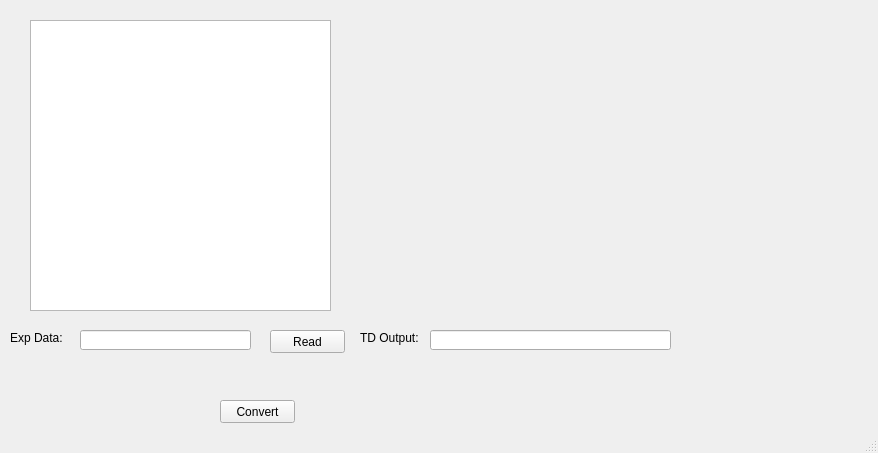
Above: gui/TDUVPlot.ui from BaikgrpKAIST/Midas before the change. Below: the same form after it.
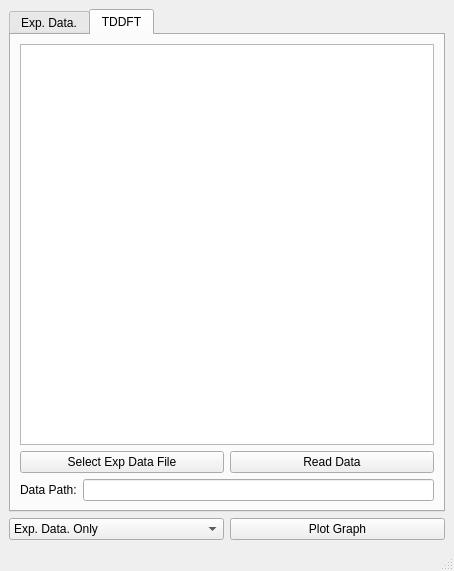
That is the form after the change.

Commit message: TD-plot update

Diff of the .ui file:
```diff
--- a/gui/TDUVPlot.ui
+++ b/gui/TDUVPlot.ui
@@ -6,96 +6,138 @@
    <rect>
     <x>0</x>
     <y>0</y>
-    <width>878</width>
-    <height>453</height>
+    <width>454</width>
+    <height>571</height>
    </rect>
   </property>
   <property name="windowTitle">
    <string>MainWindow</string>
   </property>
   <widget class="QWidget" name="centralwidget">
-   <widget class="QLabel" name="label">
-    <property name="geometry">
-     <rect>
-      <x>10</x>
-      <y>330</y>
-      <width>71</width>
-      <height>16</height>
-     </rect>
-    </property>
-    <property name="text">
-     <string>Exp Data:</string>
-    </property>
-   </widget>
-   <widget class="QLabel" name="label_2">
-    <property name="geometry">
-     <rect>
-      <x>360</x>
-      <y>330</y>
-      <width>71</width>
-      <height>16</height>
-     </rect>
-    </property>
-    <property name="text">
-     <string>TD Output:</string>
-    </property>
-   </widget>
-   <widget class="QLineEdit" name="txtExpDataDir">
-    <property name="geometry">
-     <rect>
-      <x>80</x>
-      <y>330</y>
-      <width>171</width>
-      <height>20</height>
-     </rect>
-    </property>
-   </widget>
-   <widget class="QLineEdit" name="txtTDOutDir">
-    <property name="geometry">
-     <rect>
-      <x>430</x>
-      <y>330</y>
-      <width>241</width>
-      <height>20</height>
-     </rect>
-    </property>
-   </widget>
-   <widget class="QPushButton" name="btnConvert">
-    <property name="geometry">
-     <rect>
-      <x>220</x>
-      <y>400</y>
-      <width>75</width>
-      <height>23</height>
-     </rect>
-    </property>
-    <property name="text">
-     <string>Convert</string>
-    </property>
-   </widget>
-   <widget class="QTableWidget" name="tblExpData">
-    <property name="geometry">
-     <rect>
-      <x>30</x>
-      <y>20</y>
-      <width>301</width>
-      <height>291</height>
-     </rect>
-    </property>
-   </widget>
-   <widget class="QPushButton" name="btnReadExpData">
-    <property name="geometry">
-     <rect>
-      <x>270</x>
-      <y>330</y>
-      <width>75</width>
-      <height>23</height>
-     </rect>
-    </property>
-    <property name="text">
-     <string>Read</string>
-    </property>
-   </widget>
+   <layout class="QGridLayout" name="gridLayout_3">
+    <item row="0" column="0" colspan="2">
+     <widget class="QTabWidget" name="tabWidget">
+      <property name="currentIndex">
+       <number>1</number>
+      </property>
+      <widget class="QWidget" name="widget">
+       <attribute name="title">
+        <string>Exp. Data.</string>
+       </attribute>
+       <layout class="QGridLayout" name="gridLayout">
+        <item row="0" column="0">
+         <widget class="QTableWidget" name="tblExpData"/>
+        </item>
+        <item row="1" column="0">
+         <layout class="QHBoxLayout" name="horizontalLayout">
+          <item>
+           <widget class="QPushButton" name="btnExpDataPath">
+            <property name="text">
+             <string>Select Exp Data File</string>
+            </property>
+           </widget>
+          </item>
+          <item>
+           <widget class="QPushButton" name="btnReadExpData">
+            <property name="text">
+             <string>Read Data</string>
+            </property>
+           </widget>
+          </item>
+         </layout>
+        </item>
+        <item row="2" column="0">
+         <layout class="QHBoxLayout" name="horizontalLayout_2">
+          <item>
+           <widget class="QLabel" name="label">
+            <property name="text">
+             <string>Data Path:</string>
+            </property>
+           </widget>
+          </item>
+          <item>
+           <widget class="QLineEdit" name="txtExpDataDir"/>
+          </item>
+         </layout>
+        </item>
+       </layout>
+      </widget>
+      <widget class="QWidget" name="tab_2">
+       <attribute name="title">
+        <string>TDDFT</string>
+       </attribute>
+       <layout class="QGridLayout" name="gridLayout_2">
+        <item row="0" column="0">
+         <widget class="QTableWidget" name="tblExpData_2"/>
+        </item>
+        <item row="1" column="0">
+         <layout class="QHBoxLayout" name="horizontalLayout_3">
+          <item>
+           <widget class="QPushButton" name="btnTDPath">
+            <property name="text">
+             <string>Select Exp Data File</string>
+            </property>
+           </widget>
+          </item>
+          <item>
+           <widget class="QPushButton" name="btnReadTD">
+            <property name="text">
+             <string>Read Data</string>
+            </property>
+           </widget>
+          </item>
+         </layout>
+        </item>
+        <item row="2" column="0">
+         <layout class="QHBoxLayout" name="horizontalLayout_4">
+          <item>
+           <widget class="QLabel" name="label_3">
+            <property name="text">
+             <string>Data Path:</string>
+            </property>
+           </widget>
+          </item>
+          <item>
+           <widget class="QLineEdit" name="txtTDDir"/>
+          </item>
+         </layout>
+        </item>
+       </layout>
+      </widget>
+     </widget>
+    </item>
+    <item row="1" column="1">
+     <widget class="QPushButton" name="btnConvert">
+      <property name="text">
+       <string>Plot Graph</string>
+      </property>
+     </widget>
+    </item>
+    <item row="1" column="0">
+     <widget class="QComboBox" name="comboBox">
+      <item>
+       <property name="text">
+        <string>Exp. Data. Only</string>
+       </property>
+      </item>
+      <item>
+       <property name="text">
+        <string>TDDFT Only</string>
+       </property>
+      </item>
+      <item>
+       <property name="text">
+        <string>Both</string>
+       </property>
+      </item>
+      <item>
+       <property name="text">
+        <string>새 항목</string>
+       </property>
+      </item>
+     </widget>
+    </item>
+   </layout>
   </widget>
   <widget class="QStatusBar" name="statusbar"/>
  </widget>
```
The commit also changes 13 other files.
